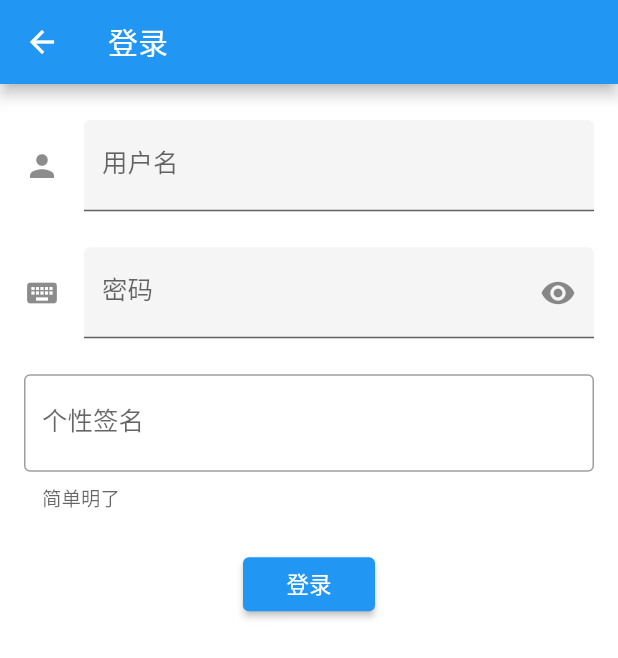
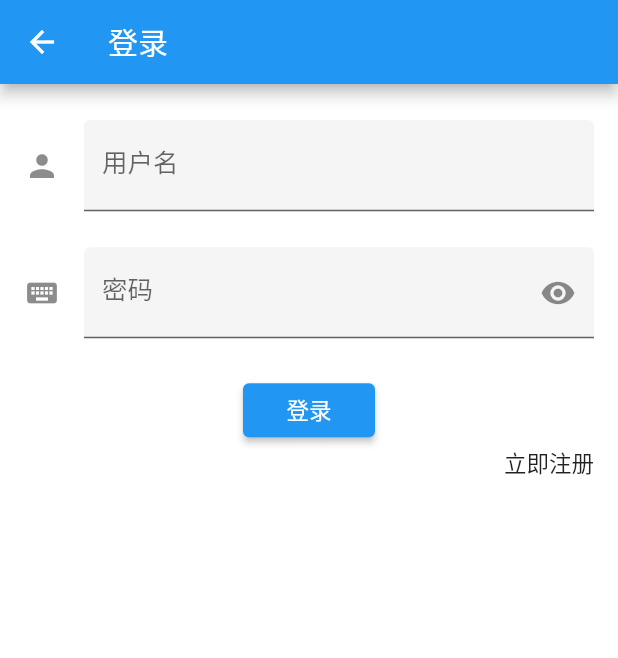
Before and after one commit to simplehych/simple_flutter, a Flutter app: the screen it shows after launch, item 4 of the bottom bar chosen, after a tap on "点我点我", on a phone screen of 412 x 824 dp. Shown: the top 658 px of the screen. Run offline on Flutter 3.47's test engine with Material 2 defaults, Android fonts, the phone set to English and light mode, and no system bars; our stand-ins replace connectivity, dio, event_bus, flutter_redux, flutter_spinkit, fluttertoast and 3 more; missing offline and left inert: banner, flutter_statusbar_manager, flutter_webview_plugin, intro_views_flutter; accounts and stored records are empty; generated files the repository leaves out were written again; network calls fail; statements that could not run were skipped.

Commit message:
wanandroid项目暂时告一段落

```diff
--- /dev/null
+++ b/lib/manager/constant.dart
@@ -0,0 +1,4 @@
+
+class Constant {
+  static const String KEY_IS_LOGIN = "is_login";
+}
--- a/lib/page/login_page.dart
+++ b/lib/page/login_page.dart
@@ -3,10 +3,16 @@ import 'package:flutter_redux/flutter_redux.dart';
 import 'package:simple_flutter/http/address.dart';
 import 'package:simple_flutter/http/base_result.dart';
 import 'package:simple_flutter/http/http_manager.dart';
+import 'package:simple_flutter/manager/constant.dart';
+import 'package:simple_flutter/manager/navigator_manager.dart';
+import 'package:simple_flutter/page/register_page.dart';
 import 'package:simple_flutter/redux/global_state.dart';
+import 'package:simple_flutter/storage/db/provider/user_db_provider.dart';
+import 'package:simple_flutter/storage/sp/sp_storage.dart';
 import 'package:simple_flutter/style/string/strings.dart';
 import 'package:simple_flutter/utils/log.dart';
 import 'package:simple_flutter/utils/toast.dart';
+import 'package:simple_flutter/widget/password_field.dart';
 
 class LoginPage extends StatefulWidget {
   @override
@@ -18,21 +24,29 @@ class LoginPage extends StatefulWidget {
 class _LoginPageState extends State<LoginPage> {
   static const String _TAG = "_LoginPageState";
   String name, password;
+  String initialName;
 
-  final GlobalKey<ScaffoldState> _scaffoldKey = GlobalKey<ScaffoldState>();
   final GlobalKey<FormState> _formKey = GlobalKey<FormState>();
-  final GlobalKey<FormFieldState<String>> _passwordFiledKey =
+  final GlobalKey<FormFieldState<String>> _loginpasswordFiledKey =
+      GlobalKey<FormFieldState<String>>();
+  final GlobalKey<FormFieldState<String>> _loginuserFiledKey =
       GlobalKey<FormFieldState<String>>();
 
-  /// 自动校验会一直校验，应该影响性能，最后提交的时候校验即可
+  TextEditingController editingController = new TextEditingController();
+
+  /// 自动校验会一直校验，影响性能？？？？，最后提交的时候校验即可
   bool _autoValidate = false;
+
+  @override
+  void dispose() {
+    super.dispose();
+  }
 
   @override
   Widget build(BuildContext context) {
     return StoreBuilder<GlobalState>(
       builder: (context, store) {
         return Scaffold(
-          key: _scaffoldKey,
           appBar: AppBar(
             title: Text(Strings.of(context).login()),
           ),
@@ -48,6 +62,8 @@ class _LoginPageState extends State<LoginPage> {
                   children: <Widget>[
                     const SizedBox(height: 24.0),
                     TextFormField(
+                      key: _loginuserFiledKey,
+                      controller: editingController,
                       textCapitalization: TextCapitalization.words,
                       decoration: InputDecoration(
                           border: UnderlineInputBorder(),
@@ -62,8 +78,7 @@ class _LoginPageState extends State<LoginPage> {
                     ),
                     const SizedBox(height: 24.0),
                     PasswordField(
-                      key: _passwordFiledKey,
-                      helperText: "不能超过八个字符",
+//                      key: _loginpasswordFiledKey,
                       labelText: "密码",
                       decorationIcon: Icon(Icons.keyboard),
                       onSaved: (value) {
@@ -71,19 +86,22 @@ class _LoginPageState extends State<LoginPage> {
                       },
                     ),
                     const SizedBox(height: 24.0),
-                    TextFormField(
-                      decoration: InputDecoration(
-                          border: OutlineInputBorder(),
-                          hintText: "介绍你自己",
-                          helperText: "简单明了",
-                          labelText: "个性签名"),
-                    ),
-                    const SizedBox(height: 24.0),
                     Center(
                       child: RaisedButton(
-                        color: store.state.themeData.primaryColor,
                         child: Text("登录"),
                         onPressed: _handleSubmit,
+                      ),
+                    ),
+                    Align(
+                      alignment: Alignment.bottomRight,
+                      child: InkWell(
+                        child: Text("立即注册"),
+                        onTap: () async {
+                          String tmp = await NavigatorManager.goPage(
+                              context, RegisterPage());
+                          Log.i(_TAG, "tmp: $tmp");
+                          editingController.text = tmp;
+                        },
                       ),
                     ),
                   ],
@@ -103,7 +121,10 @@ class _LoginPageState extends State<LoginPage> {
       BaseResultData result = await HttpManager.post(Address.login(),
           params: {"username": name, "password": password});
       if (result.errorCode == 0) {
-        Toast.showShort("登录成功 ${result.data["username"]}");
+        Toast.showShort("用户${result.data["username"]}登录成功");
+        await SpStorage.save(Constant.KEY_IS_LOGIN, true);
+        UserDbProvider userDbProvider = new UserDbProvider();
+        await userDbProvider.insert(UserDbProvider.from(result.data));
         Navigator.pop(context, result.data["username"]);
       }
       Log.i(_TAG, result.toString());
@@ -118,10 +139,10 @@ class _LoginPageState extends State<LoginPage> {
       return "用户名不允许为空";
     }
 
-    final RegExp nameExp = RegExp(r'^[A-Za-z ]+@');
-    if (!nameExp.hasMatch(value)) {
-      return "请输入合法用户名";
-    }
+//    final RegExp nameExp = RegExp(r'^[A-Za-z ]+@');
+//    if (!nameExp.hasMatch(value)) {
+//      return "请输入合法用户名";
+//    }
     return null;
   }
 
@@ -156,60 +177,3 @@ class _LoginPageState extends State<LoginPage> {
         false;
   }
 }
-
-class PasswordField extends StatefulWidget {
-  PasswordField(
-      {this.key,
-      this.hintText,
-      this.labelText,
-      this.helperText,
-      this.decorationIcon,
-      this.onSaved,
-      this.validator,
-      this.onFieldSubmitted});
-
-  final Key key;
-  final String hintText;
-  final String labelText;
-  final String helperText;
-  final Icon decorationIcon;
-  final FormFieldSetter<String> onSaved;
-  final FormFieldValidator<String> validator;
-  final ValueChanged<String> onFieldSubmitted;
-
-  @override
-  State<StatefulWidget> createState() {
-    return _PasswordFieldState();
-  }
-}
-
-class _PasswordFieldState extends State<PasswordField> {
-  bool _obscureText = true;
-
-  @override
-  Widget build(BuildContext context) {
-    return TextFormField(
-      key: widget.key,
-      obscureText: _obscureText,
-      onSaved: widget.onSaved,
-      validator: widget.validator,
-      onFieldSubmitted: widget.onFieldSubmitted,
-      decoration: InputDecoration(
-        border: UnderlineInputBorder(),
-        filled: true,
-        hintText: widget.hintText,
-        labelText: widget.labelText,
-        helperText: widget.hintText,
-        icon: widget.decorationIcon,
-        suffixIcon: GestureDetector(
-          child: Icon(_obscureText ? Icons.visibility : Icons.visibility_off),
-          onTap: () {
-            setState(() {
-              _obscureText = !_obscureText;
-            });
-          },
-        ),
-      ),
-    );
-  }
-}
--- a/lib/page/mine_page.dart
+++ b/lib/page/mine_page.dart
@@ -1,5 +1,6 @@
 import 'package:flutter/material.dart';
 import 'package:flutter_redux/flutter_redux.dart';
+import 'package:simple_flutter/manager/constant.dart';
 import 'package:simple_flutter/manager/navigator_manager.dart';
 import 'package:simple_flutter/manager/store_manager.dart';
 import 'package:simple_flutter/manager/theme_data_manager.dart';
@@ -7,6 +8,7 @@ import 'package:simple_flutter/page/animation/home.dart';
 import 'package:simple_flutter/page/example/status_bar_example.dart';
 import 'package:simple_flutter/page/login_page.dart';
 import 'package:simple_flutter/redux/global_state.dart';
+import 'package:simple_flutter/storage/sp/sp_storage.dart';
 import 'package:simple_flutter/style/global_colors.dart';
 import 'package:simple_flutter/style/string/strings.dart';
 import 'package:simple_flutter/utils/log.dart';
@@ -63,11 +65,21 @@ class _MinePageState extends State<MinePage> {
                       child: Center(
                           child: FlatButton(
                         onPressed: () async {
+                          bool isLogin =
+                              await SpStorage.get<bool>(Constant.KEY_IS_LOGIN);
+                          if (isLogin ?? false) {
+                            Toast.showShort("已经登录");
+                          } else {
                             username = await NavigatorManager.goPage(
                                 context, LoginPage());
+                            Log.i(_TAG, "username: $username");
                             setState(() {});
+                          }
                         },
-                        child: Column(
+                        child: Center(
+                          child: Wrap(
+                            direction: Axis.vertical,
+                            crossAxisAlignment: WrapCrossAlignment.center,
                             children: <Widget>[
                               UserIcon(width: 50.0, height: 50.0),
                               SizedBox(
@@ -75,9 +87,10 @@ class _MinePageState extends State<MinePage> {
                               ),
                               DefaultTextStyle(
                                 style: DefaultTextStyle.of(context).style,
-                              child: Text("点我点我"),
+                                child: Text(username ?? "点我点我"),
                               ),
                             ],
+                          ),
                         ),
                       )));
                 }
--- a/lib/storage/db/provider/user_db_provider.dart
+++ b/lib/storage/db/provider/user_db_provider.dart
@@ -36,8 +36,9 @@ class UserDbProvider extends BaseDbProvider {
   @override
   List<String> otherColumnSqlStr() {
     return [
-      "$columnName text not null",
-      "$columnMood text not null",
+      "$columnId",
+      "$columnName",
+      "$columnMood",
     ];
   }
 
--- a/lib/widget/icon/user_icon.dart
+++ b/lib/widget/icon/user_icon.dart
@@ -8,7 +8,7 @@ class UserIcon extends StatelessWidget {
   final VoidCallback onPressed;
 
   UserIcon(
-      {this.imageUrl = "",
+      {this.imageUrl = "https://cdn.jsdelivr.net/gh/flutterchina/website@1.0/images/flutter-mark-square-100.png",
       this.width = 30.0,
       this.height = 30.0,
       this.onPressed});
--- /dev/null
+++ b/lib/widget/password_field.dart
@@ -0,0 +1,59 @@
+import 'package:flutter/material.dart';
+
+class PasswordField extends StatefulWidget {
+  PasswordField(
+      {this.key,
+      this.hintText,
+      this.labelText,
+      this.helperText,
+      this.decorationIcon,
+      this.onSaved,
+      this.validator,
+      this.onFieldSubmitted})
+      : super(key: key);
+
+  final Key key;
+  final String hintText;
+  final String labelText;
+  final String helperText;
+  final Icon decorationIcon;
+  final FormFieldSetter<String> onSaved;
+  final FormFieldValidator<String> validator;
+  final ValueChanged<String> onFieldSubmitted;
+
+  @override
+  State<StatefulWidget> createState() {
+    return _PasswordFieldState();
+  }
+}
+
+class _PasswordFieldState extends State<PasswordField> {
+  bool _obscureText = true;
+
+  @override
+  Widget build(BuildContext context) {
+    return TextFormField(
+      key: widget.key,
+      obscureText: _obscureText,
+      onSaved: widget.onSaved,
+      validator: widget.validator,
+      onFieldSubmitted: widget.onFieldSubmitted,
+      decoration: InputDecoration(
+        border: UnderlineInputBorder(),
+        filled: true,
+        hintText: widget.hintText,
+        labelText: widget.labelText,
+        helperText: widget.hintText,
+        icon: widget.decorationIcon,
+        suffixIcon: GestureDetector(
+          child: Icon(_obscureText ? Icons.visibility : Icons.visibility_off),
+          onTap: () {
+            setState(() {
+              _obscureText = !_obscureText;
+            });
+          },
+        ),
+      ),
+    );
+  }
+}
--- a/pubspec.yaml
+++ b/pubspec.yaml
@@ -52,6 +52,9 @@ dependencies:
   banner: ^0.1.3
   # 状态栏
   flutter_statusbar_manager: ^1.0.2
+  # flutter_gallery_assets
+  flutter_gallery_assets: 0.1.6
+
 
 
 
@@ -82,6 +85,8 @@ flutter:
   assets:
   - assets/images/air-hostess.png
   - assets/images/airplane.png
+  - packages/flutter_gallery_assets/products/earrings.png
+
 
   # An image asset can refer to one or more resolution-specific "variants", see
   # https://flutter.io/assets-and-images/#resolution-aware.
```
Also changed, not shown: lib/page/register_page.dart (added, +133 -0 lines), 2 other files. Lines whose indentation alone changed are shown as unchanged.
